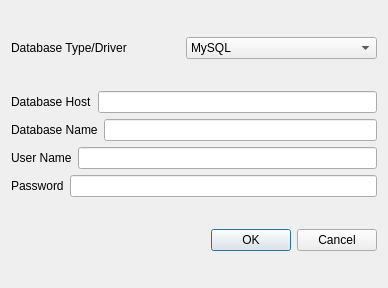
First picture: the form in dialog.ui, repository Zakhrov/WebPhonon, before the edit.
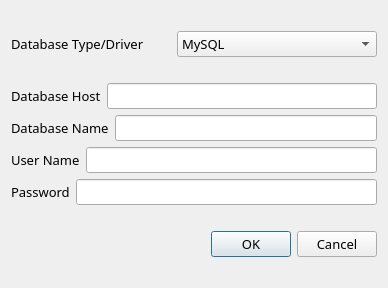
Second picture: the form after the edit. Icons and pictures are not drawn.

The edit to the form file:
```diff
--- a/dialog.ui
+++ b/dialog.ui
@@ -22,6 +22,12 @@
     <layout class="QHBoxLayout" name="horizontalLayout_7">
      <item>
       <widget class="QLabel" name="label_6">
+       <property name="font">
+        <font>
+         <family>AR CHRISTY</family>
+         <pointsize>10</pointsize>
+        </font>
+       </property>
        <property name="text">
         <string>Database Type/Driver</string>
        </property>
@@ -29,6 +35,15 @@
      </item>
      <item>
       <widget class="QComboBox" name="comboBox">
+       <property name="font">
+        <font>
+         <family>AR CHRISTY</family>
+         <pointsize>10</pointsize>
+        </font>
+       </property>
+       <property name="styleSheet">
+        <string notr="true">background-color: &quot;white&quot;</string>
+       </property>
        <item>
         <property name="text">
          <string>MySQL</string>
@@ -72,13 +87,29 @@
       <layout class="QHBoxLayout" name="horizontalLayout">
        <item>
         <widget class="QLabel" name="label">
+         <property name="font">
+          <font>
+           <family>AR CHRISTY</family>
+           <pointsize>10</pointsize>
+          </font>
+         </property>
          <property name="text">
           <string>Database Host</string>
          </property>
         </widget>
        </item>
        <item>
-        <widget class="QLineEdit" name="lineEdit"/>
+        <widget class="QLineEdit" name="lineEdit">
+         <property name="font">
+          <font>
+           <family>AR ESSENCE</family>
+           <pointsize>10</pointsize>
+          </font>
+         </property>
+         <property name="styleSheet">
+          <string notr="true">background-color: &quot;white&quot;</string>
+         </property>
+        </widget>
        </item>
       </layout>
      </item>
@@ -86,13 +117,29 @@
       <layout class="QHBoxLayout" name="horizontalLayout_2">
        <item>
         <widget class="QLabel" name="label_2">
+         <property name="font">
+          <font>
+           <family>AR CHRISTY</family>
+           <pointsize>10</pointsize>
+          </font>
+         </property>
          <property name="text">
           <string>Database Name</string>
          </property>
         </widget>
        </item>
        <item>
-        <widget class="QLineEdit" name="lineEdit_2"/>
+        <widget class="QLineEdit" name="lineEdit_2">
+         <property name="font">
+          <font>
+           <family>AR ESSENCE</family>
+           <pointsize>10</pointsize>
+          </font>
+         </property>
+         <property name="styleSheet">
+          <string notr="true">background-color: &quot;white&quot;</string>
+         </property>
+        </widget>
        </item>
       </layout>
      </item>
@@ -100,13 +147,29 @@
       <layout class="QHBoxLayout" name="horizontalLayout_3">
        <item>
         <widget class="QLabel" name="label_3">
+         <property name="font">
+          <font>
+           <family>AR CHRISTY</family>
+           <pointsize>10</pointsize>
+          </font>
+         </property>
          <property name="text">
           <string>User Name</string>
          </property>
         </widget>
        </item>
        <item>
-        <widget class="QLineEdit" name="lineEdit_3"/>
+        <widget class="QLineEdit" name="lineEdit_3">
+         <property name="font">
+          <font>
+           <family>AR ESSENCE</family>
+           <pointsize>10</pointsize>
+          </font>
+         </property>
+         <property name="styleSheet">
+          <string notr="true">background-color: &quot;white&quot;</string>
+         </property>
+        </widget>
        </item>
       </layout>
      </item>
@@ -114,6 +177,12 @@
       <layout class="QHBoxLayout" name="horizontalLayout_4">
        <item>
         <widget class="QLabel" name="label_4">
+         <property name="font">
+          <font>
+           <family>AR CHRISTY</family>
+           <pointsize>10</pointsize>
+          </font>
+         </property>
          <property name="text">
           <string>Password</string>
          </property>
@@ -121,6 +190,15 @@
        </item>
        <item>
         <widget class="QLineEdit" name="lineEdit_4">
+         <property name="font">
+          <font>
+           <family>AR ESSENCE</family>
+           <pointsize>10</pointsize>
+          </font>
+         </property>
+         <property name="styleSheet">
+          <string notr="true">background-color: &quot;white&quot;</string>
+         </property>
          <property name="echoMode">
           <enum>QLineEdit::Password</enum>
          </property>
@@ -134,6 +212,15 @@
     <layout class="QHBoxLayout" name="horizontalLayout_5">
      <item>
       <widget class="QPushButton" name="pushButton">
+       <property name="font">
+        <font>
+         <family>AR CHRISTY</family>
+         <pointsize>10</pointsize>
+        </font>
+       </property>
+       <property name="styleSheet">
+        <string notr="true">background-color: &quot;white&quot;</string>
+       </property>
        <property name="text">
         <string>OK</string>
        </property>
@@ -141,6 +228,15 @@
      </item>
      <item>
       <widget class="QPushButton" name="pushButton_2">
+       <property name="font">
+        <font>
+         <family>AR CHRISTY</family>
+         <pointsize>10</pointsize>
+        </font>
+       </property>
+       <property name="styleSheet">
+        <string notr="true">background-color: &quot;white&quot;</string>
+       </property>
        <property name="text">
         <string>Cancel</string>
        </property>
```
Left out of the diff: 2 changed lines with no effect on the pictures.
